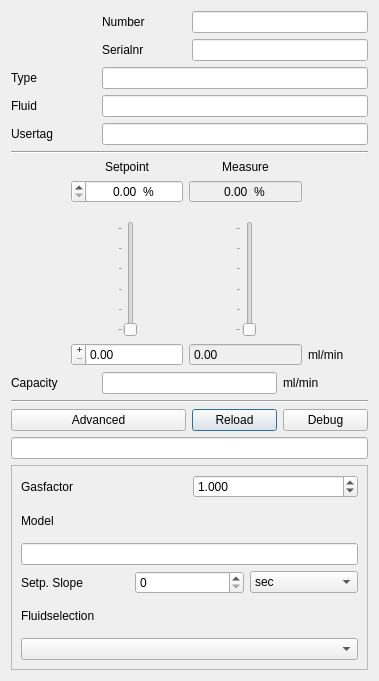
Old version of the form ui/flowchannel.ui in the repository ArJKloek/FlowControl.
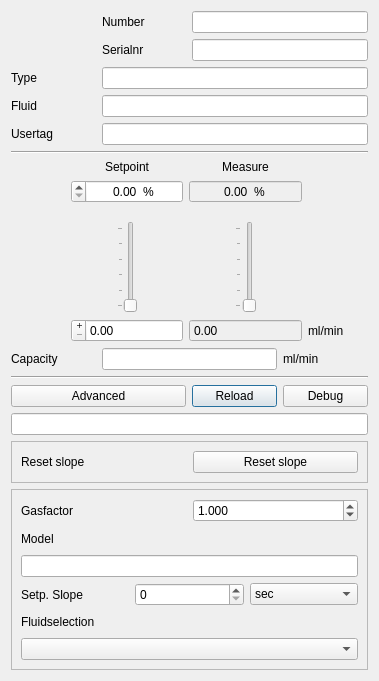
New version of the form.

Commit message: Add debug toggle and adjust dialog UI

Diff of the .ui file:
```diff
--- a/ui/flowchannel.ui
+++ b/ui/flowchannel.ui
@@ -84,6 +84,122 @@
    <string>FlowChannel</string>
   </property>
   <layout class="QGridLayout" name="gridLayout">
+   <item row="18" column="0" colspan="4">
+    <widget class="QFrame" name="advancedFrame">
+     <property name="enabled">
+      <bool>true</bool>
+     </property>
+     <property name="sizePolicy">
+      <sizepolicy hsizetype="Expanding" vsizetype="Expanding">
+       <horstretch>0</horstretch>
+       <verstretch>0</verstretch>
+      </sizepolicy>
+     </property>
+     <property name="frameShape">
+      <enum>QFrame::StyledPanel</enum>
+     </property>
+     <property name="frameShadow">
+      <enum>QFrame::Raised</enum>
+     </property>
+     <layout class="QGridLayout" name="gridLayout_5">
+      <item row="1" column="0">
+       <layout class="QGridLayout" name="gridLayout_4">
+        <item row="0" column="1">
+         <widget class="QDoubleSpinBox" name="ds_gasfactor">
+          <property name="decimals">
+           <number>3</number>
+          </property>
+          <property name="maximum">
+           <double>5.000000000000000</double>
+          </property>
+          <property name="singleStep">
+           <double>0.001000000000000</double>
+          </property>
+          <property name="value">
+           <double>1.000000000000000</double>
+          </property>
+         </widget>
+        </item>
+        <item row="0" column="0">
+         <widget class="QLabel" name="lb_gasfactor">
+          <property name="text">
+           <string>Gasfactor</string>
+          </property>
+         </widget>
+        </item>
+       </layout>
+      </item>
+      <item row="7" column="0">
+       <widget class="QComboBox" name="cb_fluids"/>
+      </item>
+      <item row="5" column="0">
+       <layout class="QGridLayout" name="gridLayout_6">
+        <item row="0" column="0">
+         <widget class="QLabel" name="lb_slopetext">
+          <property name="text">
+           <string>Setp. Slope</string>
+          </property>
+         </widget>
+        </item>
+        <item row="0" column="2">
+         <widget class="QComboBox" name="comboBox">
+          <item>
+           <property name="text">
+            <string>sec</string>
+           </property>
+          </item>
+          <item>
+           <property name="text">
+            <string>min</string>
+           </property>
+          </item>
+          <item>
+           <property name="text">
+            <string>hour</string>
+           </property>
+          </item>
+          <item>
+           <property name="text">
+            <string>day</string>
+           </property>
+          </item>
+         </widget>
+        </item>
+        <item row="0" column="1">
+         <widget class="QSpinBox" name="sb_slopefactor">
+          <property name="maximum">
+           <number>102</number>
+          </property>
+          <property name="singleStep">
+           <number>0</number>
+          </property>
+         </widget>
+        </item>
+       </layout>
+      </item>
+      <item row="6" column="0">
+       <widget class="QLabel" name="label_2">
+        <property name="text">
+         <string>Fluidselection</string>
+        </property>
+       </widget>
+      </item>
+      <item row="4" column="0">
+       <widget class="QLineEdit" name="le_model"/>
+      </item>
+      <item row="3" column="0">
+       <widget class="QLabel" name="label_3">
+        <property name="text">
+         <string>Model</string>
+        </property>
+       </widget>
+      </item>
+      <item row="2" column="0">
+       <layout class="QGridLayout" name="gridLayout_2"/>
+      </item>
+     </layout>
+    </widget>
+   </item>
    <item row="16" column="0" colspan="4">
     <widget class="QLineEdit" name="le_status">
      <property name="readOnly">
@@ -483,112 +599,25 @@
     </widget>
    </item>
    <item row="17" column="0" colspan="4">
-    <widget class="QFrame" name="advancedFrame">
-     <property name="enabled">
-      <bool>true</bool>
-     </property>
-     <property name="sizePolicy">
-      <sizepolicy hsizetype="Expanding" vsizetype="Expanding">
-       <horstretch>0</horstretch>
-       <verstretch>0</verstretch>
-      </sizepolicy>
-     </property>
+    <widget class="QFrame" name="debugFrame">
      <property name="frameShape">
       <enum>QFrame::StyledPanel</enum>
      </property>
      <property name="frameShadow">
       <enum>QFrame::Raised</enum>
      </property>
-     <layout class="QGridLayout" name="gridLayout_5">
-      <item row="1" column="0">
-       <layout class="QGridLayout" name="gridLayout_4">
-        <item row="0" column="1">
-         <widget class="QDoubleSpinBox" name="ds_gasfactor">
-          <property name="decimals">
-           <number>3</number>
-          </property>
-          <property name="maximum">
-           <double>5.000000000000000</double>
-          </property>
-          <property name="singleStep">
-           <double>0.001000000000000</double>
-          </property>
-          <property name="value">
-           <double>1.000000000000000</double>
-          </property>
-         </widget>
-        </item>
-        <item row="0" column="0">
-         <widget class="QLabel" name="lb_gasfactor">
-          <property name="text">
-           <string>Gasfactor</string>
-          </property>
-         </widget>
-        </item>
-       </layout>
-      </item>
-      <item row="7" column="0">
-       <widget class="QComboBox" name="cb_fluids"/>
-      </item>
-      <item row="5" column="0">
-       <layout class="QGridLayout" name="gridLayout_6">
-        <item row="0" column="0">
-         <widget class="QLabel" name="lb_slopetext">
-          <property name="text">
-           <string>Setp. Slope</string>
-          </property>
-         </widget>
-        </item>
-        <item row="0" column="2">
-         <widget class="QComboBox" name="comboBox">
-          <item>
-           <property name="text">
-            <string>sec</string>
-           </property>
-          </item>
-          <item>
-           <property name="text">
-            <string>min</string>
-           </property>
-          </item>
-          <item>
-           <property name="text">
-            <string>hour</string>
-           </property>
-          </item>
-          <item>
-           <property name="text">
-            <string>day</string>
-           </property>
-          </item>
-         </widget>
-        </item>
-        <item row="0" column="1">
-         <widget class="QSpinBox" name="sb_slopefactor">
-          <property name="maximum">
-           <number>102</number>
-          </property>
-          <property name="singleStep">
-           <number>0</number>
-          </property>
-         </widget>
-        </item>
-       </layout>
-      </item>
-      <item row="6" column="0">
-       <widget class="QLabel" name="label_2">
+     <layout class="QGridLayout" name="gridLayout_8">
+      <item row="0" column="0">
+       <widget class="QLabel" name="label_4">
         <property name="text">
-         <string>Fluidselection</string>
+         <string>Reset slope</string>
         </property>
        </widget>
       </item>
-      <item row="4" column="0">
-       <widget class="QLineEdit" name="le_model"/>
-      </item>
-      <item row="3" column="0">
-       <widget class="QLabel" name="label_3">
+      <item row="0" column="1">
+       <widget class="QPushButton" name="pushButton">
         <property name="text">
-         <string>Model</string>
+         <string>Reset slope</string>
         </property>
        </widget>
       </item>
```
Left out of the diff: 17 changed lines with no effect on the pictures. The commit also changes 1 other file.
